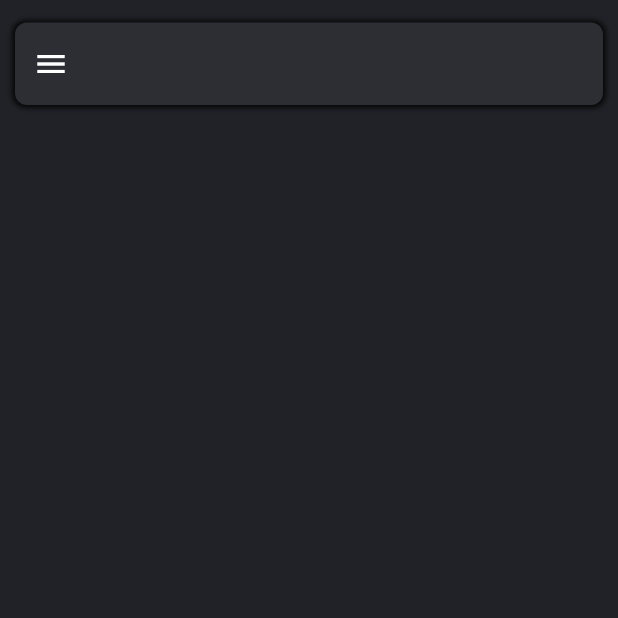
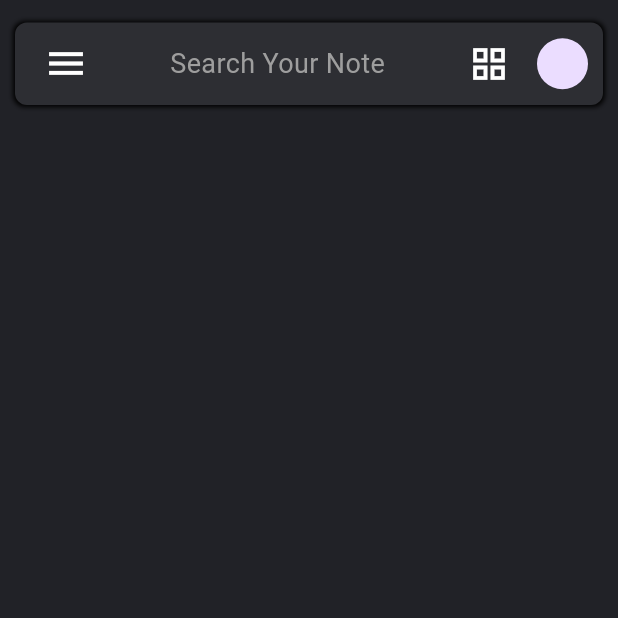
Before and after one commit to HarshGupta0/KeepNotes, a Flutter app: the screen it shows after launch, on a phone screen of 412 x 824 dp, the top half of it. Run offline on Flutter 3.47's test engine with Material 2 defaults, Android fonts, the light colour scheme and no system bars.

Commit message:
add side endDrawerEnableOpenDragGesture for sliderMenuBar

```diff
--- a/lib/Home.dart
+++ b/lib/Home.dart
@@ -1,4 +1,5 @@
 import 'package:flutter/material.dart';
+import 'package:keepnote/SideMenuBar.dart';
 import 'package:keepnote/constants.dart';
 
 class Home extends StatefulWidget {
@@ -9,15 +10,20 @@ class Home extends StatefulWidget {
 }
 
 class _HomeState extends State<Home> {
+  GlobalKey<ScaffoldState> _drawerkey = GlobalKey();
   @override
   Widget build(BuildContext context) {
     return Scaffold(
+      endDrawerEnableOpenDragGesture: true,
+      key: _drawerkey,
+      drawer: SideMenu(),
       backgroundColor: mybgColor,
       body: SafeArea(
         child: Container(
           child: Column(
             children: [
               Container(
+                padding: EdgeInsets.only(right: 10,left: 10),
                 margin: EdgeInsets.symmetric(horizontal: 10,vertical: 15),
                 width: MediaQuery.of(context).size.width,
                 height: 55,
@@ -28,13 +34,22 @@ class _HomeState extends State<Home> {
                     BoxShadow(
                         color: myblack,
                         spreadRadius: 1*.7,
-                        blurRadius: 3
+                        blurRadius: 2
                     ),
                   ],
                 ),
                 child: Row(
+                  mainAxisAlignment: MainAxisAlignment.spaceBetween,
                   children: [
-                    IconButton(onPressed: (){}, icon: Icon(Icons.menu,color: mywhite,))
+                    IconButton(onPressed: (){
+                      _drawerkey.currentState?.openDrawer();
+                      }, icon: Icon(Icons.menu,color: mywhite,size: 30,)),
+                    Center(child: Text("Search Your Note",style: TextStyle(fontSize: 18,color: Colors.grey),),),
+                    Row(children: [
+                      IconButton(onPressed: (){}, icon: Icon(Icons.grid_view,color: mywhite,size: 28)),
+                      SizedBox(width: 8,),
+                      CircleAvatar(radius: 17,)
+                    ],)
                   ],
                 ),
               )
```
Also changed, not shown: lib/SideMenuBar.dart (added, +17 -0 lines).
